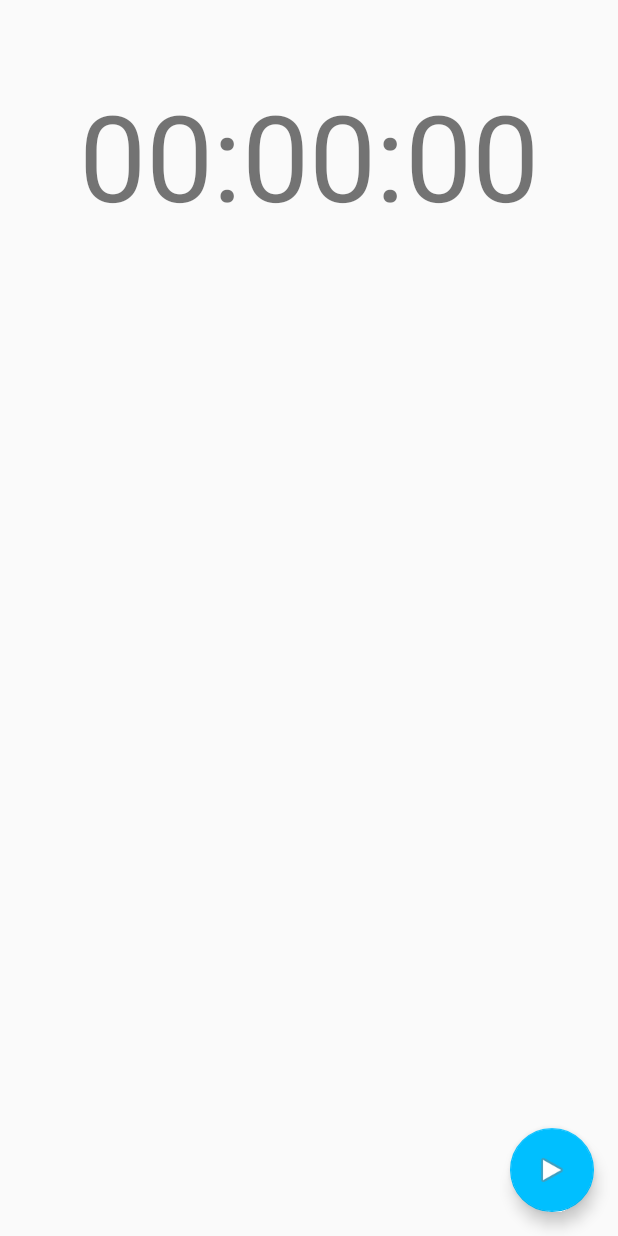
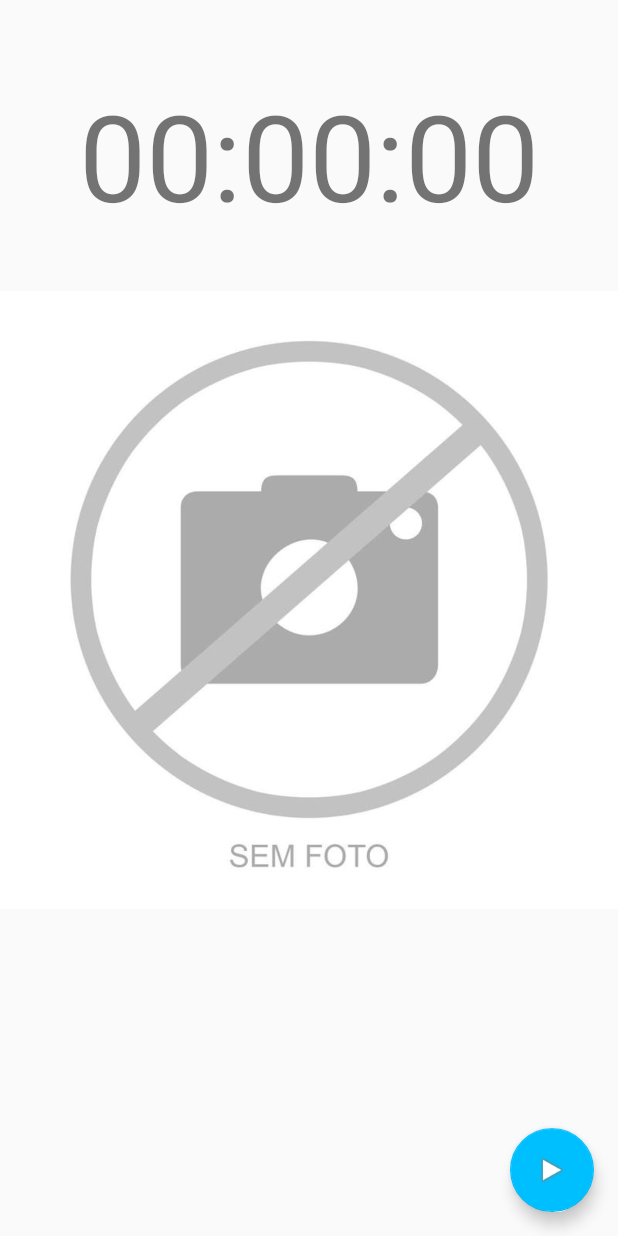
Before and after one commit to MaikonRodrigues/MilagreDaManha, an Android app: the layout activity_cronometro.xml on its own in the app's theme, with its tools: preview values and no code run, on a phone screen of 412 x 824 dp. Run offline under Robolectric (Android 15) with nearby library versions, the phone set to English and light mode, and no system bars; network calls fail.

Commit message:
configurando imagem

```diff
--- a/app/src/main/res/layout/activity_cronometro.xml
+++ b/app/src/main/res/layout/activity_cronometro.xml
@@ -6,6 +6,13 @@
     android:layout_width="match_parent"
     android:layout_height="match_parent"
     tools:context=".CronometroActivity">
+
+    <ImageView
+        android:id="@+id/imgcron"
+        android:layout_width="wrap_content"
+        android:layout_height="wrap_content"
+        android:src="@drawable/sem_foto"
+        />
 
     <TextView
         android:id="@+id/section_label"
```
Also changed, not shown: app/src/main/java/com/example/maikon/milagedamanha/CronometroActivity.java (+28 -0 lines).
